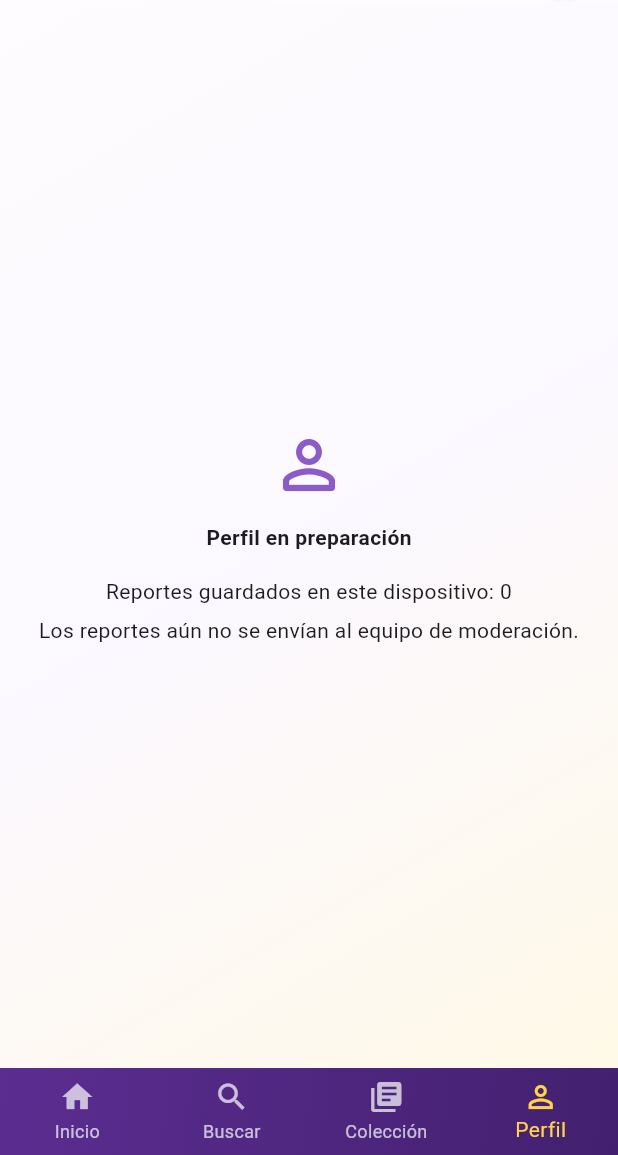
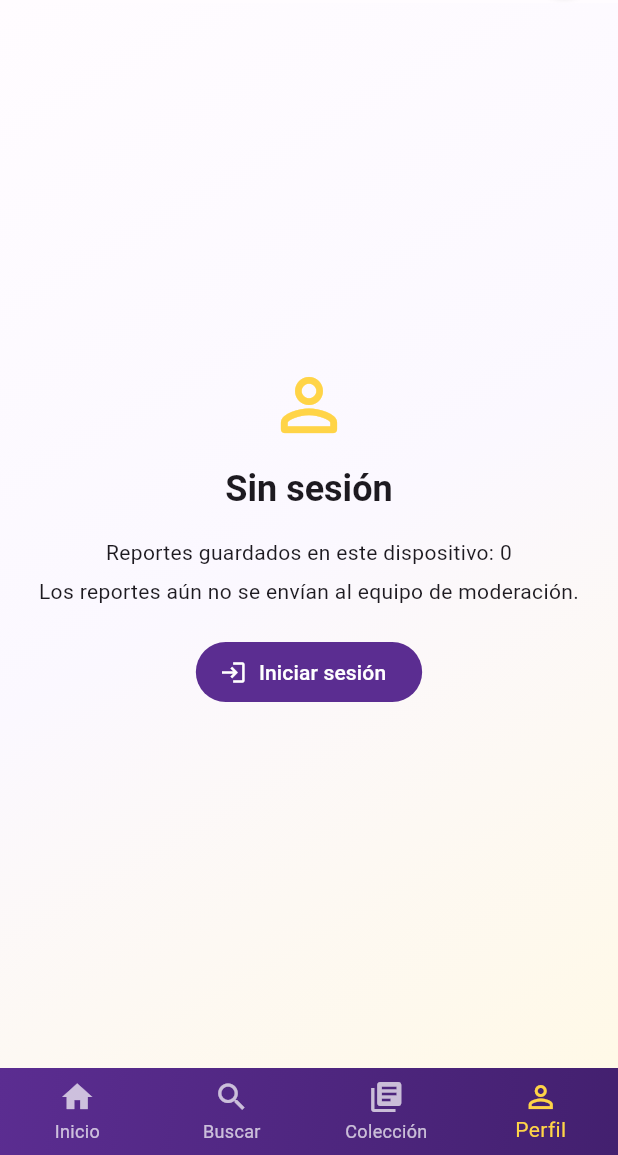
Before and after one commit to cinfuvm/2026_ProyectoAves, a Flutter app: the screen it shows after launch, item 4 of the bottom bar chosen, on a phone screen of 412 x 824 dp, the part 81-1236 px from its top. Run offline on Flutter 3.47's test engine with Material 3 defaults, Android fonts, the phone set to English and light mode, and no system bars; our stand-ins replace image_picker, shared_preferences; accounts and stored records are empty; network calls fail.

Commit message:
feat(perfil): integrar PerfilScreen y cerrar sesion

```diff
--- a/mobile/lib/screens/home_screen.dart
+++ b/mobile/lib/screens/home_screen.dart
@@ -9,6 +9,8 @@ import 'package:image_picker/image_picker.dart';
 import 'package:path_provider/path_provider.dart';
 import 'package:shared_preferences/shared_preferences.dart';
 import 'package:url_launcher/url_launcher.dart';
+
+import 'perfil_screen.dart';
 
 abstract final class _ColoresAves {
   static const morado = Color(0xFF5B2D91);
@@ -1455,37 +1457,7 @@ class _HomeScreenState extends State<HomeScreen> {
   }
 
   Widget _construirPerfil() {
-    return Center(
-      child: Padding(
-        padding: const EdgeInsets.all(24),
-        child: Column(
-          mainAxisSize: MainAxisSize.min,
-          children: [
-            const Icon(
-              Icons.person_outline_rounded,
-              size: 52,
-              color: _ColoresAves.violeta,
-            ),
-            const SizedBox(height: 12),
-            const Text(
-              'Perfil en preparación',
-              style: TextStyle(fontWeight: FontWeight.w600),
-            ),
-            const SizedBox(height: 16),
-            Text(
-              'Reportes guardados en este dispositivo: '
-              '${_reportesFotos.length}',
-              textAlign: TextAlign.center,
-            ),
-            const SizedBox(height: 6),
-            const Text(
-              'Los reportes aún no se envían al equipo de moderación.',
-              textAlign: TextAlign.center,
-            ),
-          ],
-        ),
-      ),
-    );
+    return PerfilScreen(reportesGuardados: _reportesFotos.length);
   }
 }
 
--- /dev/null
+++ b/mobile/lib/screens/perfil_screen.dart
@@ -0,0 +1,129 @@
+import 'package:flutter/material.dart';
+
+import '../models/usuario.dart';
+import '../services/auth_service.dart';
+import 'login_screen.dart';
+
+class PerfilScreen extends StatefulWidget {
+  const PerfilScreen({super.key, required this.reportesGuardados});
+
+  final int reportesGuardados;
+
+  @override
+  State<PerfilScreen> createState() => _PerfilScreenState();
+}
+
+class _PerfilScreenState extends State<PerfilScreen> {
+  final _authService = AuthService();
+  Usuario? _usuario;
+  bool _cargando = true;
+
+  @override
+  void initState() {
+    super.initState();
+    _cargarSesion();
+  }
+
+  Future<void> _cargarSesion() async {
+    final usuario = await _authService.obtenerSesion();
+    if (!mounted) return;
+    setState(() {
+      _usuario = usuario;
+      _cargando = false;
+    });
+  }
+
+  Future<void> _abrirLogin() async {
+    final inicio = await Navigator.push<bool>(
+      context,
+      MaterialPageRoute(builder: (_) => const LoginScreen()),
+    );
+    if (inicio == true) await _cargarSesion();
+  }
+
+  Future<void> _cerrarSesion() async {
+    final confirmar = await showDialog<bool>(
+      context: context,
+      builder: (context) => AlertDialog(
+        title: const Text('Cerrar sesión'),
+        content: const Text('¿Quieres cerrar tu sesión en este dispositivo?'),
+        actions: [
+          TextButton(
+            onPressed: () => Navigator.pop(context, false),
+            child: const Text('Cancelar'),
+          ),
+          FilledButton.icon(
+            onPressed: () => Navigator.pop(context, true),
+            icon: const Icon(Icons.logout),
+            label: const Text('Cerrar sesión'),
+          ),
+        ],
+      ),
+    );
+    if (confirmar != true) return;
+    await _authService.cerrarSesion();
+    if (!mounted) return;
+    setState(() => _usuario = null);
+    ScaffoldMessenger.maybeOf(
+      context,
+    )?.showSnackBar(const SnackBar(content: Text('Sesión cerrada.')));
+  }
+
+  @override
+  Widget build(BuildContext context) {
+    if (_cargando) {
+      return const Center(child: CircularProgressIndicator());
+    }
+    return Center(
+      child: Padding(
+        padding: const EdgeInsets.all(24),
+        child: Column(
+          mainAxisSize: MainAxisSize.min,
+          children: [
+            Icon(
+              _usuario == null
+                  ? Icons.person_outline_rounded
+                  : Icons.account_circle_outlined,
+              size: 56,
+              color: Theme.of(context).colorScheme.secondary,
+            ),
+            const SizedBox(height: 12),
+            Text(
+              _usuario == null ? 'Sin sesión' : _usuario!.nombre,
+              style: Theme.of(
+                context,
+              ).textTheme.headlineSmall?.copyWith(fontWeight: FontWeight.bold),
+            ),
+            if (_usuario != null) ...[
+              const SizedBox(height: 6),
+              Text(_usuario!.email),
+            ],
+            const SizedBox(height: 16),
+            Text(
+              'Reportes guardados en este dispositivo: ${widget.reportesGuardados}',
+              textAlign: TextAlign.center,
+            ),
+            const SizedBox(height: 6),
+            const Text(
+              'Los reportes aún no se envían al equipo de moderación.',
+              textAlign: TextAlign.center,
+            ),
+            const SizedBox(height: 20),
+            if (_usuario == null)
+              FilledButton.icon(
+                onPressed: _abrirLogin,
+                icon: const Icon(Icons.login),
+                label: const Text('Iniciar sesión'),
+              )
+            else
+              OutlinedButton.icon(
+                onPressed: _cerrarSesion,
+                icon: const Icon(Icons.logout),
+                label: const Text('Cerrar sesión'),
+              ),
+          ],
+        ),
+      ),
+    );
+  }
+}
```
